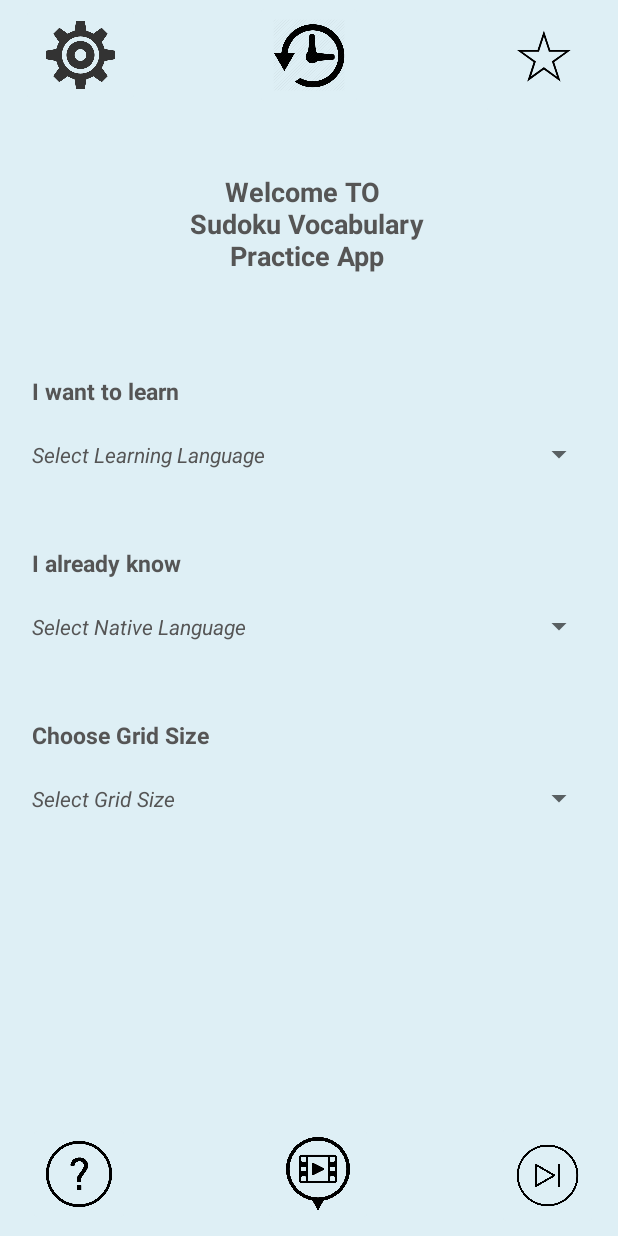
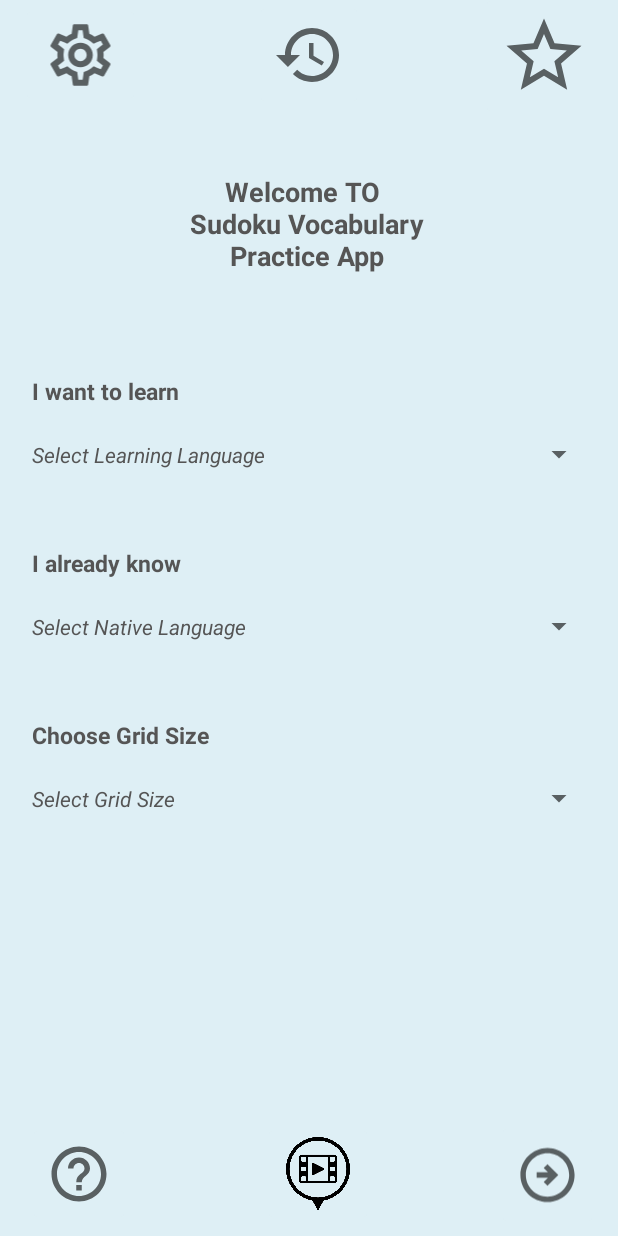
Before and after one commit to dqhntt/Language_Learning_Sudoku_App, an Android app: the screen it shows after launch (MainActivity), on a phone screen of 412 x 824 dp. Run offline under Robolectric (Android 15) with nearby library versions, the phone set to English and light mode, and no system bars.

Commit message:
Replace some icons for consistency

```diff
--- a/app/src/main/res/layout/activity_main.xml
+++ b/app/src/main/res/layout/activity_main.xml
@@ -109,8 +109,7 @@
         android:layout_marginBottom="-1dp"
         android:backgroundTint="@color/blue"
         android:scaleType="fitCenter"
-        android:src="@drawable/next"
-        app:srcCompat="@drawable/next" />
+        app:srcCompat="@drawable/ic_arrow_circle_right_outline_24dp" />
 
     <ImageButton
         android:id="@+id/image_button_favourites"
@@ -122,7 +121,7 @@
         android:layout_marginEnd="-8dp"
         android:backgroundTint="@color/blue"
         android:scaleType="fitCenter"
-        app:srcCompat="@drawable/favourites" />
+        app:srcCompat="@drawable/ic_star_outline_24dp" />
 
     <ImageButton
         android:id="@+id/image_button_settings"
@@ -134,7 +133,7 @@
         android:layout_marginTop="2dp"
         android:backgroundTint="@color/blue"
         android:scaleType="fitCenter"
-        app:srcCompat="@drawable/settings" />
+        app:srcCompat="@drawable/ic_settings_outline_24dp" />
 
     <ImageButton
         android:id="@+id/image_button_history"
@@ -143,7 +142,7 @@
         android:layout_alignParentTop="true"
         android:layout_centerHorizontal="true"
         android:layout_marginTop="0dp"
-        app:srcCompat="@drawable/history"
+        app:srcCompat="@drawable/ic_history_24dp"
         android:backgroundTint="@color/blue"
         android:scaleType="fitCenter"/>
 
@@ -157,7 +156,7 @@
         android:layout_marginBottom="1dp"
         android:backgroundTint="@color/blue"
         android:scaleType="fitCenter"
-        app:srcCompat="@drawable/help" />
+        app:srcCompat="@drawable/ic_help_outline_24dp" />
 
     <ImageButton
         android:id="@+id/image_button_tutorial"
--- a/app/src/main/res/values/colors.xml
+++ b/app/src/main/res/values/colors.xml
@@ -1,11 +1,17 @@
 <?xml version="1.0" encoding="utf-8"?>
 <resources>
-    <color name="purple_200">#FFBB86FC</color>
-    <color name="purple_500">#FF6200EE</color>
-    <color name="purple_700">#FF3700B3</color>
-    <color name="teal_200">#FF03DAC5</color>
-    <color name="teal_700">#FF018786</color>
     <color name="black">#FF000000</color>
     <color name="white">#FFFFFFFF</color>
     <color name="blue">#deeff5</color>
+
+    <!--Colours of game cells in light theme-->
+    <!--Should consider replacing these hardcoded values with themes later-->
+    <color name="cell_text_prefilled_light">#465227</color>
+    <color name="cell_text_user_light">#964B00</color>
+    <color name="cell_enabled_light">#E3ECFA</color>
+    <color name="cell_focused_light">#D1DEF6</color>
+    <color name="cell_pressed_light">#BAD0F2</color>
+    <color name="error_cell_focused_light">#FBE8E7</color>
+    <color name="error_cell_pressed_light">#F9DEDC</color>
+
 </resources>
```
Also changed, not shown: app/src/main/res/layout/activity_home_page2.xml (+5 -6 lines), app/src/main/res/drawable/favourites.png (deleted), app/src/main/res/drawable/help.png (deleted), app/src/main/res/drawable/history.png (deleted), app/src/main/res/drawable/next.png (deleted), app/src/main/res/drawable/settings.png (deleted).
